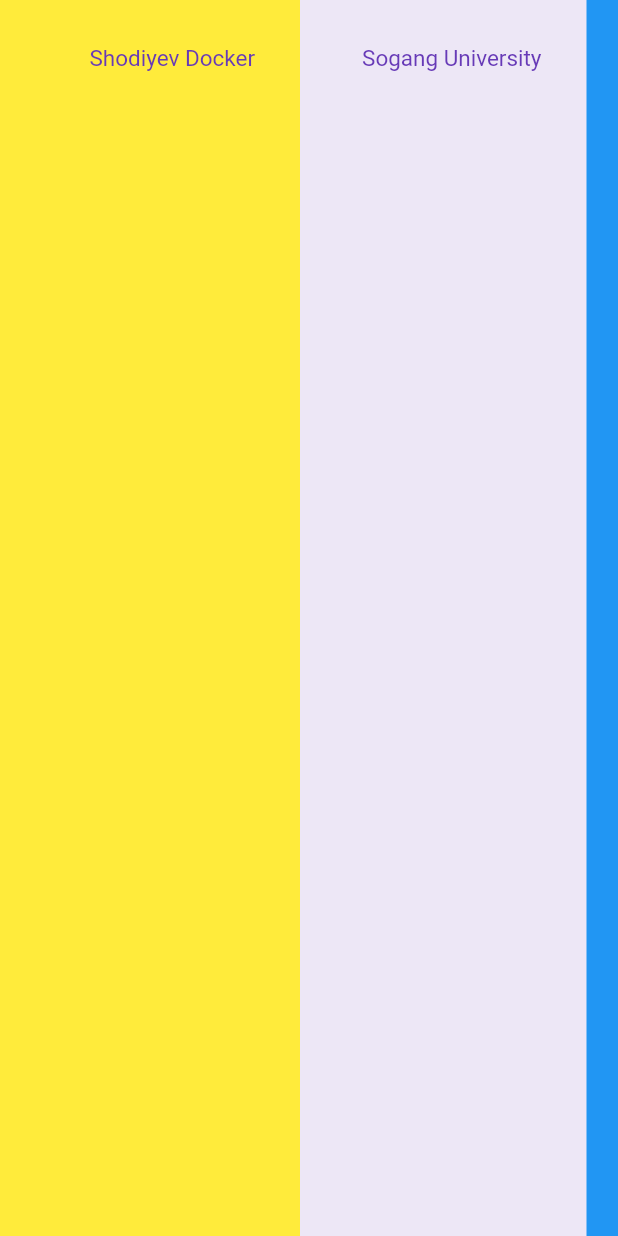
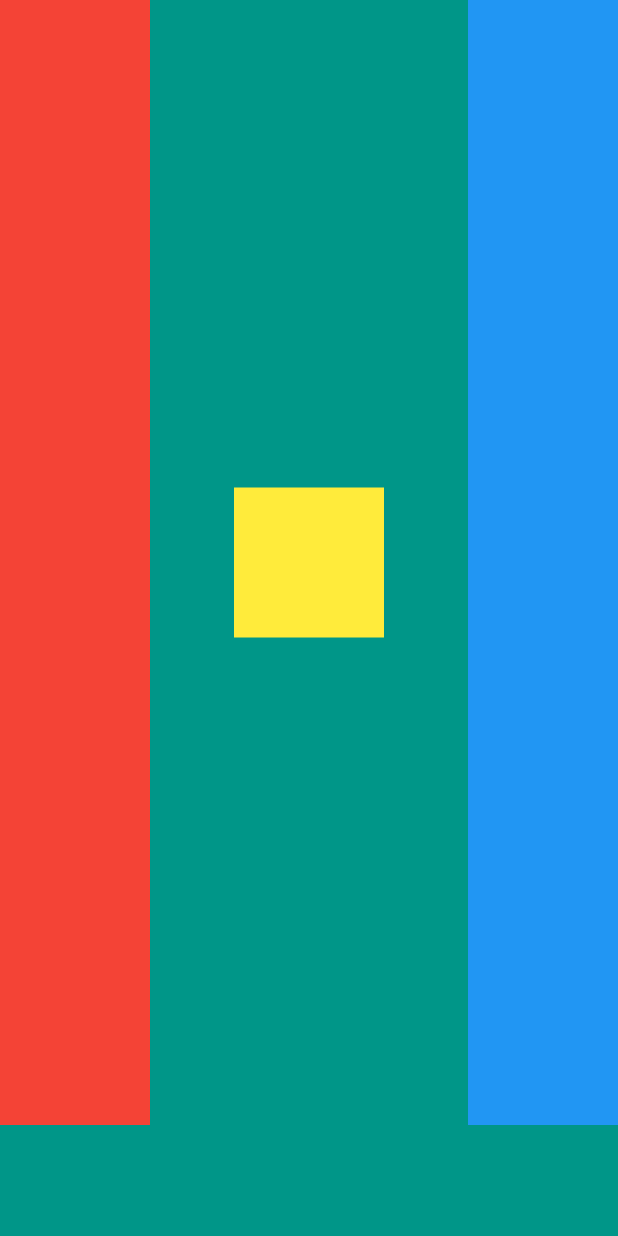
Before and after one commit to Mr-Perfectuz/flutter_card, a Flutter app: the screen it shows after launch, on a phone screen of 412 x 824 dp. Run offline on Flutter 3.47's test engine with Material 2 defaults, Android fonts, the phone set to English and light mode, and no system bars.

Commit message:
main widget has been updated

```diff
--- a/lib/main.dart
+++ b/lib/main.dart
@@ -15,32 +15,39 @@ class MyApp extends StatelessWidget {
         visualDensity: VisualDensity.adaptivePlatformDensity,
       ),
       home: Scaffold(
-        backgroundColor: Colors.blue,
+        backgroundColor: Colors.teal,
         body: SafeArea(
             child: Row(
-          crossAxisAlignment: CrossAxisAlignment.stretch,
+          // crossAxisAlignment: CrossAxisAlignment.stretch,
+          mainAxisAlignment: MainAxisAlignment.spaceBetween,
           children: <Widget>[
             Container(
               padding: EdgeInsets.all(30.0),
+              color: Colors.red,
+              width: 100.0,
+              height: 750.0,
+              // child: Text(
+              //   'Pohang University',
+              //   textDirection: TextDirection.rtl,
+              //   style: TextStyle(fontSize: 15.0, color: Colors.deepPurple),
+              // ),
+            ),
+            Container(
+              margin: EdgeInsets.symmetric(horizontal: 30, vertical: 30),
+              width: 100.0,
+              height: 100.0,
               color: Colors.yellow,
-              width: 200.0,
-              height: 100.0,
-              child: Text(
-                'Shodiyev Docker',
-                textDirection: TextDirection.rtl,
-                style: TextStyle(fontSize: 15.0, color: Colors.deepPurple),
-              ),
             ),
             Container(
               padding: EdgeInsets.all(30.0),
-              color: Colors.deepPurple.shade50,
-              width: 191.0,
-              height: 100.0,
-              child: Text(
-                'Sogang University',
-                textDirection: TextDirection.rtl,
-                style: TextStyle(fontSize: 15.0, color: Colors.deepPurple),
-              ),
+              color: Colors.blue,
+              width: 100.0,
+              height: 750.0,
+              // child: Text(
+              //   'Sogang University',
+              //   textDirection: TextDirection.rtl,
+              //   style: TextStyle(fontSize: 15.0, color: Colors.deepPurple),
+              // ),
             ),
           ],
         )),
```
